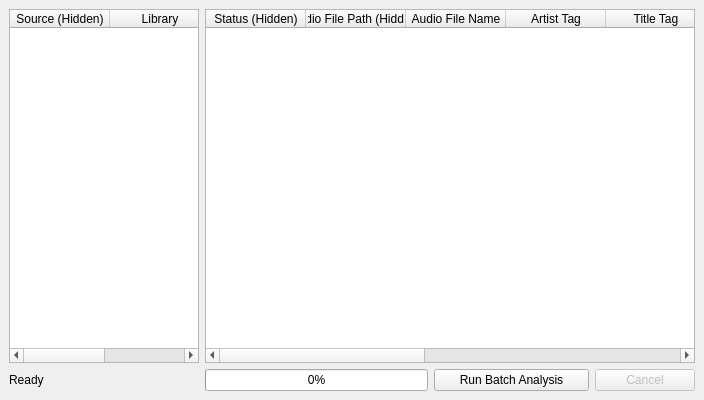
First picture: the form in batchwindow.ui, repository ibsh/is_KeyFinder, before the edit.
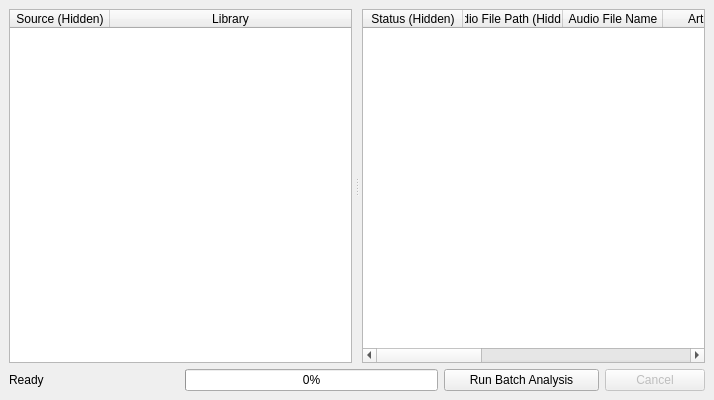
Second picture: the form after the edit.

Commit message:
Saving geometry etc for batch window.
Next, tablewidget if poss and detail window.

What changed in the file:
```diff
--- a/batchwindow.ui
+++ b/batchwindow.ui
@@ -6,7 +6,7 @@
    <rect>
     <x>0</x>
     <y>0</y>
-    <width>700</width>
+    <width>714</width>
     <height>400</height>
    </rect>
   </property>
@@ -20,21 +20,13 @@
    <locale language="English" country="UnitedKingdom"/>
   </property>
   <widget class="QWidget" name="centralwidget">
-   <layout class="QGridLayout" name="gridLayout" rowstretch="1,0" columnstretch="0,1">
-    <item row="0" column="0">
+   <layout class="QVBoxLayout" name="verticalLayout" stretch="0,0">
+    <item>
+     <widget class="QSplitter" name="splitter">
+      <property name="handleWidth">
+       <number>10</number>
+      </property>
      <widget class="QTableWidget" name="libraryWidget">
-      <property name="minimumSize">
-       <size>
-        <width>190</width>
-        <height>0</height>
-       </size>
-      </property>
-      <property name="maximumSize">
-       <size>
-        <width>300</width>
-        <height>16777215</height>
-       </size>
-      </property>
       <property name="editTriggers">
        <set>QAbstractItemView::NoEditTriggers</set>
       </property>
@@ -64,13 +56,11 @@
        </property>
       </column>
      </widget>
-    </item>
-    <item row="0" column="1">
      <widget class="QTableWidget" name="tableWidget">
       <property name="minimumSize">
        <size>
-        <width>490</width>
-        <height>0</height>
+         <width>0</width>
+         <height>300</height>
        </size>
       </property>
       <property name="contextMenuPolicy">
@@ -134,8 +124,11 @@
        </property>
       </column>
      </widget>
+     </widget>
     </item>
-    <item row="1" column="0">
+    <item>
+     <layout class="QHBoxLayout" name="horizontalLayout">
+      <item>
      <widget class="QLabel" name="statusLabel">
       <property name="sizePolicy">
        <sizepolicy hsizetype="Expanding" vsizetype="Preferred">
@@ -160,8 +153,6 @@
       </property>
      </widget>
     </item>
-    <item row="1" column="1">
-     <layout class="QHBoxLayout" name="horizontalLayout">
       <item>
        <widget class="QProgressBar" name="progressBar">
         <property name="value">
```
Lines whose indentation alone changed are shown as unchanged. The commit also changes 4 other files.
